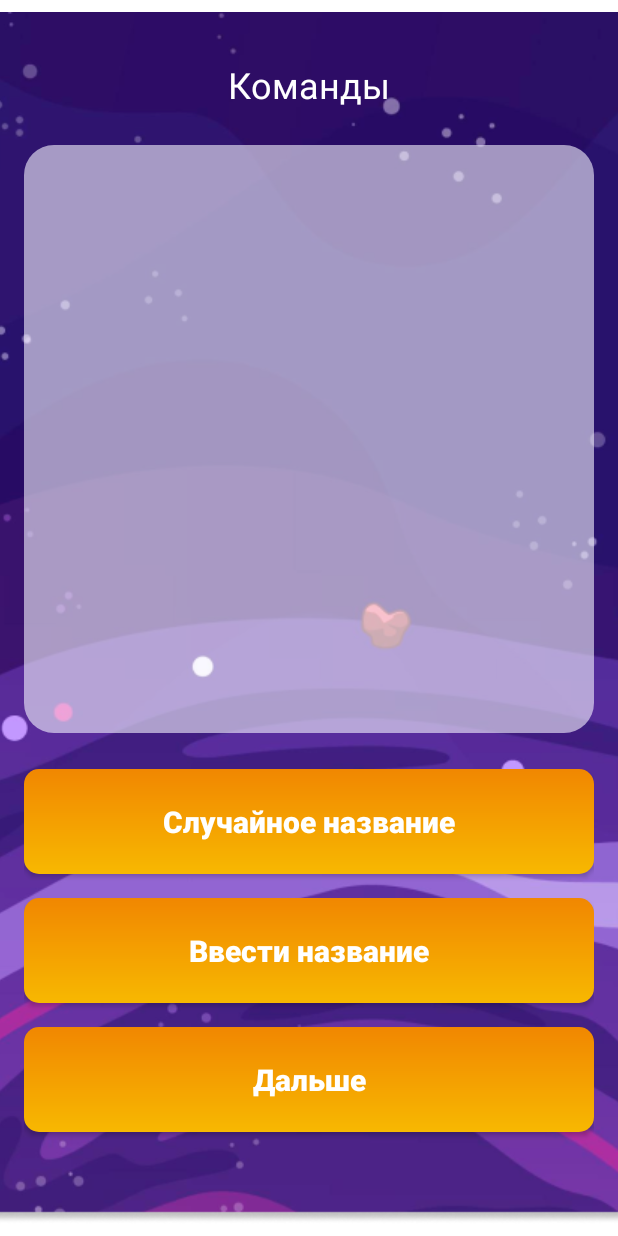
After one commit to KelwayHao/CosmoAlias, an Android app: the TeamFragment screen opened through its navigation route, on a phone screen of 412 x 824 dp. The commit adds this screen. Run offline under Robolectric (Android 15) with nearby library versions, the phone set to English and light mode, and no system bars; libraries missing offline, so code that uses them is left out: by.kirich1409.viewbindingdelegate; 4 statements that could not run were skipped.

Commit message:
Add some fragment

```diff
--- a/app/src/main/java/com/kelway/cosmoalias/presentation/fragments/MainMenuFragment.kt
+++ b/app/src/main/java/com/kelway/cosmoalias/presentation/fragments/MainMenuFragment.kt
@@ -14,5 +14,11 @@ class MainMenuFragment: Fragment(R.layout.fragment_main_menu) {
         binding.buttonInfo.setOnClickListener {
             findNavController().navigate(R.id.actionMainMenuFragmentToAboutAppFragment)
         }
+        binding.buttonRules.setOnClickListener {
+            findNavController().navigate(R.id.actionMainMenuFragmentToRulesFragment)
+        }
+        binding.buttonStartNewGame.setOnClickListener {
+            findNavController().navigate(R.id.actionMainMenuFragmentToTeamFragment)
+        }
     }
 }
--- /dev/null
+++ b/app/src/main/java/com/kelway/cosmoalias/presentation/fragments/TeamFragment.kt
@@ -0,0 +1,7 @@
+package com.kelway.cosmoalias.presentation.fragments
+import androidx.fragment.app.Fragment
+import com.kelway.cosmoalias.R
+
+class TeamFragment: Fragment(R.layout.fragment_team) {
+
+}
--- /dev/null
+++ b/app/src/main/res/drawable/frame_background_transparent.xml
@@ -0,0 +1,5 @@
+<?xml version="1.0" encoding="utf-8"?>
+<shape xmlns:android="http://schemas.android.com/apk/res/android">
+    <solid android:color="@color/purple_100"/>
+    <corners android:radius="20dp"/>
+</shape>
--- /dev/null
+++ b/app/src/main/res/layout/fragment_team.xml
@@ -0,0 +1,95 @@
+<?xml version="1.0" encoding="utf-8"?>
+<FrameLayout xmlns:android="http://schemas.android.com/apk/res/android"
+    xmlns:app="http://schemas.android.com/apk/res-auto"
+    android:layout_width="match_parent"
+    android:layout_height="match_parent">
+
+    <ImageView
+        android:id="@+id/background_image_team"
+        android:layout_width="match_parent"
+        android:layout_height="match_parent"
+        android:adjustViewBounds="true"
+        android:scaleType="center"
+        android:src="@drawable/background_image"
+        app:layout_constraintBottom_toBottomOf="parent"
+        app:layout_constraintEnd_toEndOf="parent"
+        app:layout_constraintStart_toStartOf="parent"
+        app:layout_constraintTop_toTopOf="parent" />
+
+    <androidx.constraintlayout.widget.ConstraintLayout
+        android:layout_width="match_parent"
+        android:layout_height="match_parent"
+        android:layout_margin="16dp">
+
+        <TextView
+            android:id="@+id/textViewHeadTitleTeam"
+            android:layout_width="wrap_content"
+            android:layout_height="wrap_content"
+            android:layout_marginTop="24dp"
+            android:text="@string/teamHeadTitle"
+            android:textColor="@color/white"
+            android:textSize="24sp"
+            app:layout_constraintEnd_toEndOf="parent"
+            app:layout_constraintStart_toStartOf="parent"
+            app:layout_constraintTop_toTopOf="parent" />
+
+        <FrameLayout
+            android:layout_width="0dp"
+            android:layout_height="0dp"
+            android:layout_marginVertical="24dp"
+            android:background="@drawable/frame_background_transparent"
+            app:layout_constraintBottom_toTopOf="@+id/button_random_name"
+            app:layout_constraintEnd_toEndOf="parent"
+            app:layout_constraintStart_toStartOf="parent"
+            app:layout_constraintTop_toBottomOf="@+id/textViewHeadTitleTeam">
+
+        </FrameLayout>
+
+        <androidx.appcompat.widget.AppCompatButton
+            android:id="@+id/button_next_team"
+            android:layout_width="match_parent"
+            android:layout_height="70dp"
+            android:layout_marginBottom="53dp"
+            android:background="@drawable/gradient"
+            android:text="@string/next_string_team"
+            android:textAllCaps="false"
+            android:textColor="@color/white"
+            android:textSize="20sp"
+            android:textStyle="bold"
+            app:layout_constraintBottom_toBottomOf="parent"
+            app:layout_constraintEnd_toEndOf="parent"
+            app:layout_constraintStart_toStartOf="parent" />
+
+        <androidx.appcompat.widget.AppCompatButton
+            android:id="@+id/button_enter_new_name"
+            android:layout_width="match_parent"
+            android:layout_height="70dp"
+            android:layout_marginBottom="16dp"
+            android:background="@drawable/gradient"
+            android:text="@string/enter_new_name_string_team"
+            android:textAllCaps="false"
+            android:textColor="@color/white"
+            android:textSize="20sp"
+            android:textStyle="bold"
+            app:layout_constraintBottom_toTopOf="@+id/button_next_team"
+            app:layout_constraintEnd_toEndOf="parent"
+            app:layout_constraintStart_toStartOf="parent" />
+
+        <androidx.appcompat.widget.AppCompatButton
+            android:id="@+id/button_random_name"
+            android:layout_width="match_parent"
+            android:layout_height="70dp"
+            android:layout_marginBottom="16dp"
+            android:background="@drawable/gradient"
+            android:text="@string/random_name"
+            android:textAllCaps="false"
+            android:textColor="@color/white"
+            android:textSize="20sp"
+            android:textStyle="bold"
+            app:layout_constraintBottom_toTopOf="@+id/button_enter_new_name"
+            app:layout_constraintEnd_toEndOf="parent"
+            app:layout_constraintStart_toStartOf="parent" />
+
+    </androidx.constraintlayout.widget.ConstraintLayout>
+
+</FrameLayout>
--- a/app/src/main/res/navigation/main_graph.xml
+++ b/app/src/main/res/navigation/main_graph.xml
@@ -13,10 +13,26 @@
         <action
             android:id="@+id/actionMainMenuFragmentToAboutAppFragment"
             app:destination="@id/aboutAppFragment" />
+        <action
+            android:id="@+id/actionMainMenuFragmentToRulesFragment"
+            app:destination="@id/rulesFragment" />
+        <action
+            android:id="@+id/actionMainMenuFragmentToTeamFragment"
+            app:destination="@id/teamFragment" />
     </fragment>
     <fragment
         android:id="@+id/aboutAppFragment"
         android:name="com.kelway.cosmoalias.presentation.fragments.AboutAppFragment"
         android:label="AboutAppFragment"
         tools:layout ="@layout/fragment_about_app"/>
+    <fragment
+        android:id="@+id/rulesFragment"
+        android:name="com.kelway.cosmoalias.presentation.fragments.RulesFragment"
+        android:label="RulesFragment"
+        tools:layout ="@layout/fragment_rules"/>
+    <fragment
+        android:id="@+id/teamFragment"
+        android:name="com.kelway.cosmoalias.presentation.fragments.TeamFragment"
+        android:label="TeamFragment"
+        tools:layout ="@layout/fragment_team"/>
 </navigation>
--- a/app/src/main/res/values/colors.xml
+++ b/app/src/main/res/values/colors.xml
@@ -1,6 +1,7 @@
 <?xml version="1.0" encoding="utf-8"?>
 <resources>
-    <color name="purple_200">#F5F3FFF2</color>
+    <color name="purple_100">#99F5F3FF</color>
+    <color name="purple_200">#F2F5F3FF</color>
     <color name="purple_500">#9683EC</color>
     <color name="purple_700">#5D16A6</color>
     <color name="orange_200">#F7B801</color>
--- a/app/src/main/res/values/strings.xml
+++ b/app/src/main/res/values/strings.xml
@@ -5,4 +5,17 @@
     <string name="continue_button">Продолжить</string>
     <string name="about_app_string">О приложении</string>
     <string name="cosmo_alias_presented">Cosmo Alias:</string>
+    <string name="rules_games_title">Правила игры</string>
+    <string name="rules_article_1">В игру играют командами из двух и более человек. Задача каждого игрока команды - объяснить как можно больше слов на экране, но другими словами, используя, например, синонимы, антонимы и подсказки так, чтобы члены важей команды смогли отгадать как можно больше слов до окончания времени. Чем больше слов отгадала команда, тем больше она заработает баллов.</string>
+    <string name="explain_rules_article">При объяснении слов нельзя упоминать какую-либо часть слова. Можно использовать синонимы. Вы также можете использовать антонимы как альтернативу. Вы не можете использовать иностранные языки, за исключением тех случаев, когда все игроки согласны с этим.\n\nОтгаданное слово должно точно совпадать. Объясняющий игрок помогает отгадывающим найти правильную форму слова. Если слово состоит из двух частей и кто-то отгадывает первую часть, вы потом можете использовать эту часть слова в дальнейшем объяснении.</string>
+    <string name="scoring_rules_title">Начисление очков</string>
+    <string name="scoring_rules_article">За каждое отгаданное слово команда получает одно очко. Победителем считается команда, набравшая большее количество очков. Если на момент завершения последнего раунда у команд образуется одинаковое количество очков, то проводится дополнительный раунд.</string>
+    <string name="p_s_title_rules">P.S</string>
+    <string name="ps_article_rules">Это игра для вечеринки! Поэтому вы можете договориться между собой и сделать правила более гибкими, под себя.</string>
+    <string name="teamHeadTitle">Команды</string>
+    <string name="next_string_team">Дальше</string>
+    <string name="enter_new_name_string_team">Ввести название</string>
+    <string name="random_name">Случайное название</string>
+    <string name="word_sets_string">Наборы слов</string>
+    <string name="enter">Выбрать</string>
 </resources>
--- a/app/src/main/res/values/themes.xml
+++ b/app/src/main/res/values/themes.xml
@@ -12,6 +12,8 @@
         <!-- Status bar color. -->
         <item name="android:statusBarColor" tools:targetApi="l">?attr/colorPrimaryVariant</item>
         <!-- Customize your theme here. -->
+        <item name="android:windowFullscreen">true</item>
+        <item name="android:windowNoTitle">true</item>
     </style>
 
     <style name="SplashScreen" parent="Theme.MaterialComponents.DayNight.NoActionBar">
```
Also changed, not shown: app/src/main/java/com/kelway/cosmoalias/presentation/fragments/RulesFragment.kt (added, +8 -0 lines), app/src/main/java/com/kelway/cosmoalias/presentation/fragments/WordSetsFragment.kt (added, +8 -0 lines), app/src/main/res/layout/fragment_rules.xml (added, +136 -0 lines), app/src/main/res/layout/fragment_word_sets.xml (added, +42 -0 lines), app/src/main/res/layout/item_word_set.xml (added, +69 -0 lines), app/src/main/res/drawable/alias_logo.png (added), app/src/main/res/drawable/image_plus.png (added), app/src/main/res/drawable/red_planet_logo.png.
